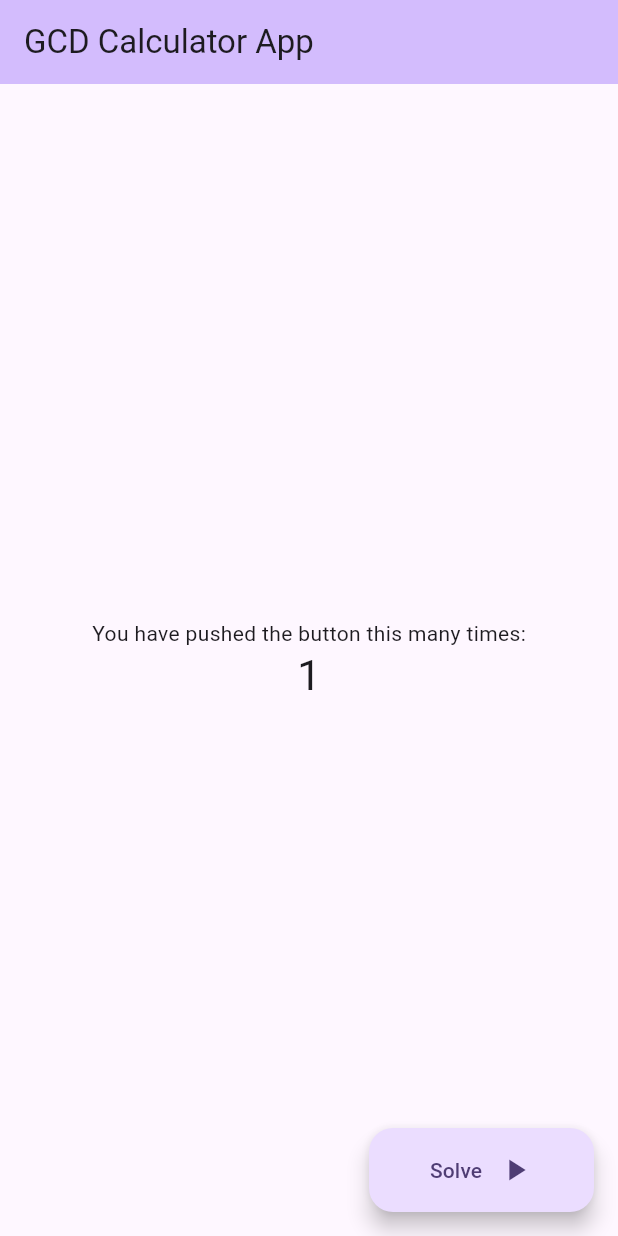
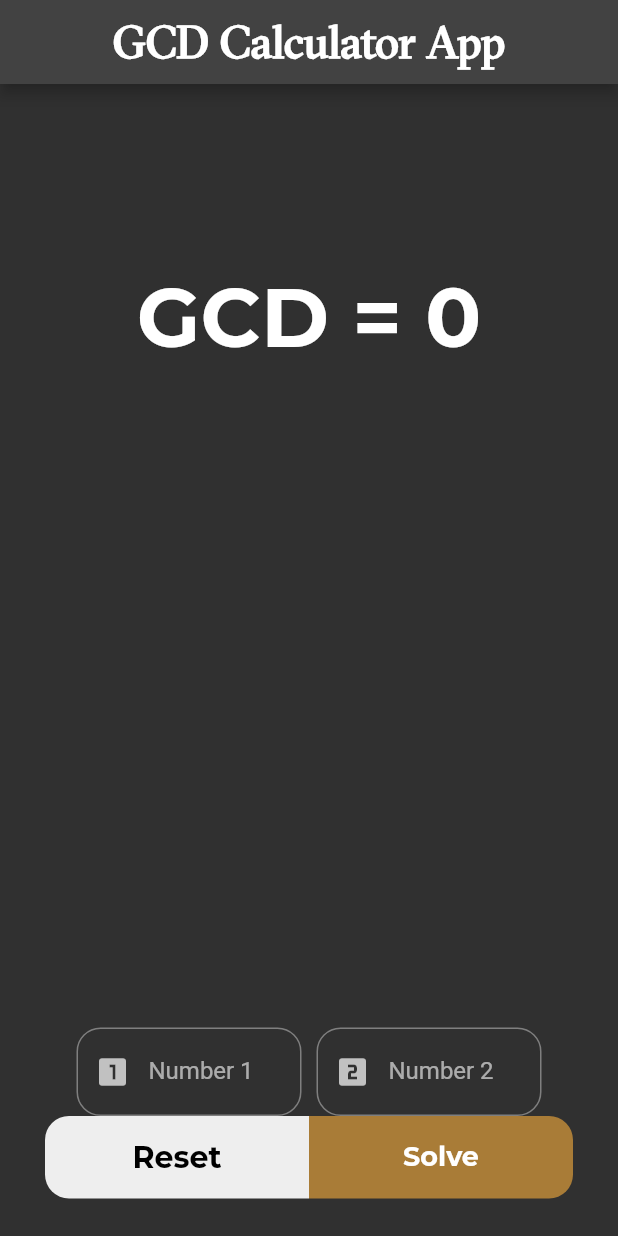
Before and after one commit to OmarAmeer96/Euclidean-Algo-App, a Flutter app: the screen it shows after launch, after a tap on "Solve", on a phone screen of 412 x 824 dp. Run offline on Flutter 3.47's test engine with Material 2 defaults, Android fonts, the phone set to English and light mode, and no system bars; our stand-ins replace shimmer.

Commit message:
UI Done.

```diff
--- /dev/null
+++ b/lib/constants.dart
@@ -0,0 +1,10 @@
+import 'package:flutter/material.dart';
+
+const kPrimaryColor = Color(0xff100B20);
+const kTransitionDuration = Duration(milliseconds: 250);
+// const kTextColor1 = Color(0xff707070);
+const kMontserratRegular = 'Montserrat-Regular';
+const kMontserratMedium = 'Montserrat-Medium';
+const kMontserratSemiBold = 'Montserrat-SemiBold';
+const kMontserratBold = 'Montserrat-Bold';
+const kGtSectraFineRegular = 'GT-Sectra-Fine-Regular';
--- a/lib/main.dart
+++ b/lib/main.dart
@@ -1,3 +1,4 @@
+import 'package:euclidean_algo_task/views/home_view.dart';
 import 'package:flutter/material.dart';
 
 void main() {
@@ -11,70 +12,9 @@ class MyApp extends StatelessWidget {
   Widget build(BuildContext context) {
     return MaterialApp(
       debugShowCheckedModeBanner: false,
-      title: 'Flutter Demo',
-      theme: ThemeData(
-        colorScheme: ColorScheme.fromSeed(seedColor: Colors.deepPurple),
-        useMaterial3: true,
-      ),
-      home: const MyHomePage(title: 'GCD Calculator App'),
+      title: 'Flutter GCD App',
+      theme: ThemeData.dark(),
+      home: const HomeView(title: 'GCD Calculator App'),
     );
   }
 }
-
-class MyHomePage extends StatefulWidget {
-  const MyHomePage({super.key, required this.title});
-  final String title;
-
-  @override
-  State<MyHomePage> createState() => _MyHomePageState();
-}
-
-class _MyHomePageState extends State<MyHomePage> {
-  int _counter = 0;
-
-  void _incrementCounter() {
-    setState(() {
-      _counter++;
-    });
-  }
-
-  @override
-  Widget build(BuildContext context) {
-    return Scaffold(
-        appBar: AppBar(
-          backgroundColor: Theme.of(context).colorScheme.inversePrimary,
-          title: Text(widget.title),
-        ),
-        body: Center(
-          child: Column(
-            mainAxisAlignment: MainAxisAlignment.center,
-            children: <Widget>[
-              const Text(
-                'You have pushed the button this many times:',
-              ),
-              Text(
-                '$_counter',
-                style: Theme.of(context).textTheme.headlineMedium,
-              ),
-            ],
-          ),
-        ),
-        floatingActionButton: SizedBox(
-          width: 150,
-          child: FloatingActionButton(
-            onPressed: _incrementCounter,
-            tooltip: 'Increment',
-            child: const Row(
-              mainAxisAlignment: MainAxisAlignment.center,
-              children: [
-                Text("Solve"),
-                SizedBox(
-                  width: 10,
-                ),
-                Icon(Icons.play_arrow),
-              ],
-            ),
-          ),
-        ));
-  }
-}
--- /dev/null
+++ b/lib/utils/custom_loading_card.dart
@@ -0,0 +1,65 @@
+import 'package:flutter/material.dart';
+import 'package:shimmer/shimmer.dart';
+
+Shimmer loadingCard() {
+  return Shimmer.fromColors(
+    baseColor: const Color.fromARGB(255, 20, 14, 41),
+    highlightColor: const Color(0xFF220E33),
+    child: Padding(
+      padding: const EdgeInsets.only(bottom: 10),
+      child: Row(
+        crossAxisAlignment: CrossAxisAlignment.start,
+        children: [
+          Container(
+            height: 125,
+            width: 125,
+            decoration: BoxDecoration(
+              color: Colors.grey,
+              borderRadius: BorderRadius.circular(8),
+            ),
+          ),
+          const SizedBox(
+            width: 10,
+          ),
+          const Expanded(
+            child: Column(
+              children: [
+                CustomLoadingCardItem(),
+                SizedBox(
+                  height: 8,
+                ),
+                CustomLoadingCardItem(),
+                SizedBox(
+                  height: 8,
+                ),
+                CustomLoadingCardItem(),
+                SizedBox(
+                  height: 8,
+                ),
+                CustomLoadingCardItem(),
+                SizedBox(
+                  height: 8,
+                ),
+              ],
+            ),
+          ),
+        ],
+      ),
+    ),
+  );
+}
+
+class CustomLoadingCardItem extends StatelessWidget {
+  const CustomLoadingCardItem({super.key});
+
+  @override
+  Widget build(BuildContext context) {
+    return Container(
+      height: 16,
+      decoration: BoxDecoration(
+        color: Colors.grey,
+        borderRadius: BorderRadius.circular(4),
+      ),
+    );
+  }
+}
--- /dev/null
+++ b/lib/utils/responsive.dart
@@ -0,0 +1,15 @@
+import 'package:flutter/widgets.dart';
+
+class Responsive {
+  static double screenWidth(BuildContext context) {
+    return MediaQuery.of(context).size.width;
+  }
+
+  static double screenHeight(BuildContext context) {
+    return MediaQuery.of(context).size.height;
+  }
+
+  static double textScaleFactor(BuildContext context) {
+    return MediaQuery.of(context).textScaleFactor;
+  }
+}
--- /dev/null
+++ b/lib/utils/styles.dart
@@ -0,0 +1,25 @@
+import 'package:euclidean_algo_task/constants.dart';
+import 'package:flutter/material.dart';
+
+abstract class Styles {
+  static const montserratRegular = TextStyle(
+    fontSize: 18,
+    fontFamily: kMontserratRegular,
+  );
+  static const montserratMedium = TextStyle(
+    fontSize: 20,
+    fontFamily: kMontserratMedium,
+  );
+  static const montserratSemiBold = TextStyle(
+    fontSize: 22,
+    fontFamily: kMontserratSemiBold,
+  );
+  static const montserratBold = TextStyle(
+    fontSize: 24,
+    fontFamily: kMontserratBold,
+  );
+  static const gtSectraFineRegular = TextStyle(
+    fontSize: 24,
+    fontFamily: kGtSectraFineRegular,
+  );
+}
--- /dev/null
+++ b/lib/views/home_view.dart
@@ -0,0 +1,94 @@
+import 'package:euclidean_algo_task/utils/responsive.dart';
+import 'package:euclidean_algo_task/utils/styles.dart';
+import 'package:euclidean_algo_task/widgets/acrions.dart';
+import 'package:euclidean_algo_task/widgets/custom_text_fields.dart';
+import 'package:flutter/material.dart';
+
+class HomeView extends StatefulWidget {
+  const HomeView({super.key, required this.title});
+  final String title;
+
+  @override
+  State<HomeView> createState() => _HomeViewState();
+}
+
+class _HomeViewState extends State<HomeView> {
+  TextEditingController number1Controller = TextEditingController();
+  TextEditingController number2Controller = TextEditingController();
+  int gcd = 0;
+
+  void _calculateGCD() {
+    int number1 = int.tryParse(number1Controller.text) ?? 0;
+    int number2 = int.tryParse(number2Controller.text) ?? 0;
+    setState(() {
+      gcd = findGCD(number1, number2);
+    });
+  }
+
+  int findGCD(int a, int b) {
+    while (b != 0) {
+      int temp = b;
+      b = a % b;
+      a = temp;
+    }
+    return a;
+  }
+
+  @override
+  Widget build(BuildContext context) {
+    return Scaffold(
+      appBar: AppBar(
+        centerTitle: true,
+        title: Text(
+          'GCD Calculator App',
+          style: Styles.gtSectraFineRegular
+              .copyWith(fontSize: 30, fontWeight: FontWeight.bold),
+        ),
+      ),
+      body: Column(
+        children: [
+          Center(
+            child: Column(
+              mainAxisAlignment: MainAxisAlignment.center,
+              children: <Widget>[
+                const SizedBox(
+                  height: 40,
+                ),
+                SizedBox(
+                  height: Responsive.screenHeight(context) * 0.1,
+                ),
+                Text(
+                  'GCD = $gcd',
+                  style: Styles.montserratBold.copyWith(
+                      fontSize: Responsive.textScaleFactor(context) * 55),
+                ),
+              ],
+            ),
+          ),
+          const Expanded(
+            child: SizedBox(
+              height: 20,
+            ),
+          ),
+          CustomTextFields(
+            number1Controller: number1Controller,
+            number2Controller: number2Controller,
+          ),
+          GCDActions(
+            onPressed1: _calculateGCD,
+            onPressed2: () {
+              setState(() {
+                gcd = 0;
+                number1Controller.clear();
+                number2Controller.clear();
+              });
+            },
+          ),
+          const SizedBox(
+            height: 25,
+          ),
+        ],
+      ),
+    );
+  }
+}
--- /dev/null
+++ b/lib/widgets/acrions.dart
@@ -0,0 +1,45 @@
+import 'package:euclidean_algo_task/widgets/custom_button.dart';
+import 'package:flutter/material.dart';
+
+class GCDActions extends StatelessWidget {
+  const GCDActions(
+      {super.key, required this.onPressed1, required this.onPressed2});
+
+  final Function() onPressed1;
+  final Function() onPressed2;
+  @override
+  Widget build(BuildContext context) {
+    return Padding(
+      padding: const EdgeInsets.symmetric(horizontal: 30),
+      child: Row(
+        children: [
+          Expanded(
+            child: CustomButton(
+              onPressed: onPressed2,
+              backgroundColor: Colors.grey.shade200,
+              textColor: Colors.black,
+              text: 'Reset',
+              fontSize: 20,
+              borderRadius: const BorderRadius.only(
+                bottomLeft: Radius.circular(16),
+                topLeft: Radius.circular(16),
+              ),
+            ),
+          ),
+          Expanded(
+            child: CustomButton(
+              onPressed: onPressed1,
+              backgroundColor: const Color(0xffA97C37),
+              textColor: Colors.white,
+              text: 'Solve',
+              borderRadius: const BorderRadius.only(
+                bottomRight: Radius.circular(16),
+                topRight: Radius.circular(16),
+              ),
+            ),
+          ),
+        ],
+      ),
+    );
+  }
+}
--- /dev/null
+++ b/lib/widgets/custom_button.dart
@@ -0,0 +1,43 @@
+import 'package:euclidean_algo_task/utils/styles.dart';
+import 'package:flutter/material.dart';
+
+class CustomButton extends StatelessWidget {
+  const CustomButton({
+    super.key,
+    required this.backgroundColor,
+    required this.textColor,
+    this.borderRadius,
+    required this.text,
+    this.fontSize,
+    required this.onPressed,
+  });
+
+  final Color backgroundColor;
+  final Color textColor;
+  final BorderRadius? borderRadius;
+  final String text;
+  final double? fontSize;
+  final Function() onPressed;
+  @override
+  Widget build(BuildContext context) {
+    return SizedBox(
+      height: 55,
+      child: TextButton(
+        style: TextButton.styleFrom(
+          backgroundColor: backgroundColor,
+          shape: RoundedRectangleBorder(
+            borderRadius: borderRadius ?? BorderRadius.circular(16),
+          ),
+        ),
+        onPressed: onPressed,
+        child: Text(
+          text,
+          style: Styles.montserratBold.copyWith(
+            color: textColor,
+            fontSize: fontSize ?? 18,
+          ),
+        ),
+      ),
+    );
+  }
+}
--- /dev/null
+++ b/lib/widgets/custom_text_fields.dart
@@ -0,0 +1,66 @@
+import 'package:flutter/material.dart';
+
+class CustomTextFields extends StatelessWidget {
+  const CustomTextFields({
+    super.key,
+    required this.number1Controller,
+    required this.number2Controller,
+  });
+
+  final TextEditingController number1Controller;
+  final TextEditingController number2Controller;
+
+  @override
+  Widget build(BuildContext context) {
+    return Row(
+      mainAxisAlignment: MainAxisAlignment.center,
+      children: [
+        SizedBox(
+          width: 150,
+          child: TextField(
+            controller: number1Controller,
+            decoration: InputDecoration(
+              labelText: 'Number 1',
+              border: OutlineInputBorder(
+                borderRadius: BorderRadius.circular(16),
+              ),
+              focusedBorder: const OutlineInputBorder(
+                borderSide: BorderSide(
+                  color:
+                      Colors.blue,
+                ),
+              ),
+              prefixIcon:
+                  const Icon(Icons.looks_one),
+              hintText:
+                  'Enter number 1',
+            ),
+          ),
+        ),
+        const SizedBox(width: 10),
+        SizedBox(
+          width: 150,
+          child: TextField(
+            controller: number2Controller,
+            decoration: InputDecoration(
+              labelText: 'Number 2',
+              border: OutlineInputBorder(
+                borderRadius: BorderRadius.circular(16),
+              ),
+              focusedBorder: const OutlineInputBorder(
+                borderSide: BorderSide(
+                  color:
+                      Colors.blue,
+                ),
+              ),
+              prefixIcon:
+                  const Icon(Icons.looks_two),
+              hintText:
+                  'Enter number 2',
+            ),
+          ),
+        ),
+      ],
+    );
+  }
+}
```
